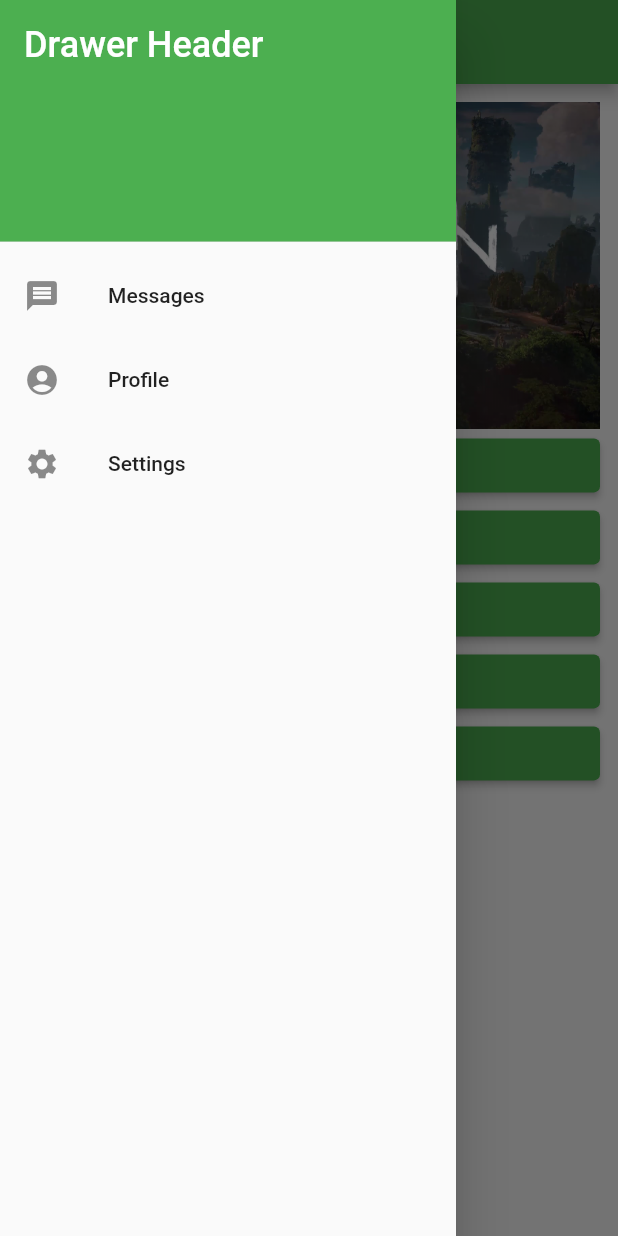
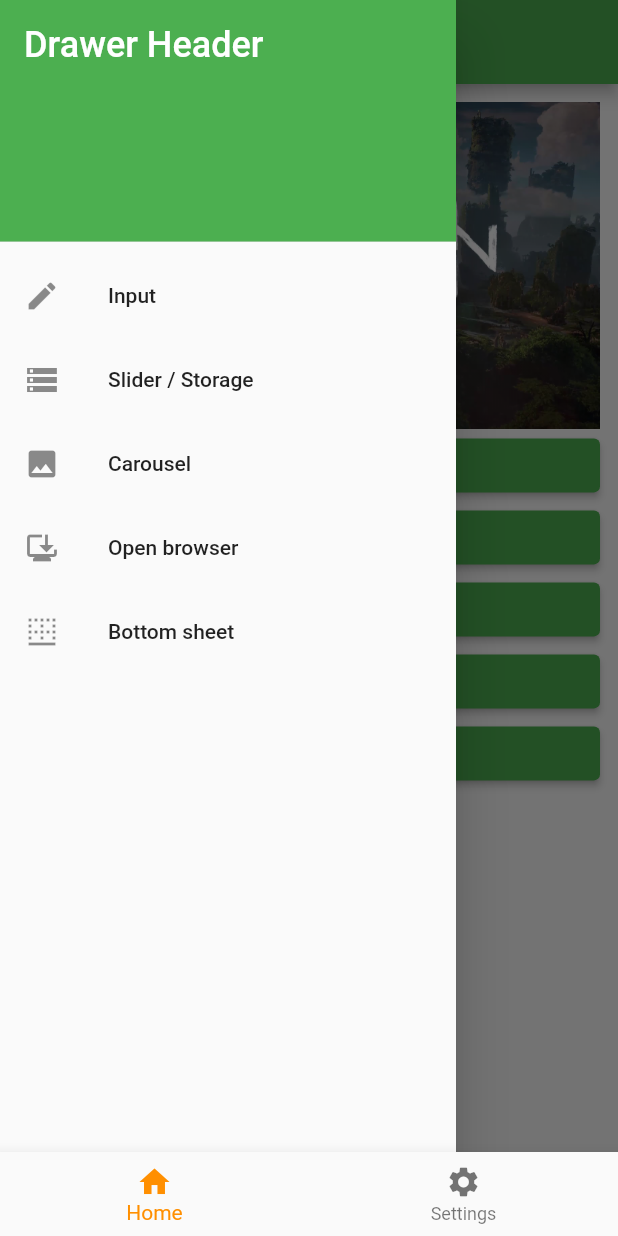
Before and after one commit to nakapon9517/flutter_example, a Flutter app: the screen it shows after launch, with the side drawer open, on a phone screen of 412 x 824 dp. Run offline on Flutter 3.47's test engine with Material 2 defaults, Android fonts, the phone set to English and light mode, and no system bars; our stand-ins replace carousel_slider, shared_preferences.

Commit message:
✨feature: app_drawer and roor_screen

```diff
--- /dev/null
+++ b/lib/components/app_drawer.dart
@@ -0,0 +1,76 @@
+import 'package:example/screens/bottom_sheet_screen.dart';
+import 'package:example/screens/carousel_screen.dart';
+import 'package:example/screens/list_input_screen.dart';
+import 'package:example/screens/local_storage_screen.dart';
+import 'package:example/screens/url_launcher_screen.dart';
+import 'package:flutter/material.dart';
+
+class AppDrawer extends StatelessWidget {
+  void _onPressNavigator(BuildContext context, StatefulWidget widget) {
+    Navigator.push(
+      context,
+      MaterialPageRoute<StatefulWidget>(
+        builder: (context) => widget,
+      ),
+    );
+  }
+
+  @override
+  Widget build(BuildContext context) {
+    return Drawer(
+      child: ListView(
+        padding: EdgeInsets.zero,
+        children: <Widget>[
+          const DrawerHeader(
+            decoration: BoxDecoration(
+              color: Colors.green,
+            ),
+            child: Text(
+              'Drawer Header',
+              style: TextStyle(
+                color: Colors.white,
+                fontSize: 24,
+              ),
+            ),
+          ),
+          ListTile(
+            leading: const Icon(Icons.edit),
+            title: const Text('Input'),
+            onTap: () {
+              _onPressNavigator(
+                  context, const InputListScreen(title: 'Input / List'));
+            },
+          ),
+          ListTile(
+            leading: const Icon(Icons.storage),
+            title: const Text('Slider / Storage'),
+            onTap: () {
+              _onPressNavigator(context, const LocalStorageScreen());
+            },
+          ),
+          ListTile(
+            leading: const Icon(Icons.image),
+            title: const Text('Carousel'),
+            onTap: () {
+              _onPressNavigator(context, const CarouselScreen());
+            },
+          ),
+          ListTile(
+            leading: const Icon(Icons.browser_updated),
+            title: const Text('Open browser'),
+            onTap: () {
+              _onPressNavigator(context, const UrlLauncherScreen());
+            },
+          ),
+          ListTile(
+            leading: const Icon(Icons.border_bottom),
+            title: const Text('Bottom sheet'),
+            onTap: () {
+              _onPressNavigator(context, const BottomSheetScreen());
+            },
+          ),
+        ],
+      ),
+    );
+  }
+}
--- a/lib/main.dart
+++ b/lib/main.dart
@@ -1,4 +1,4 @@
-import 'package:example/screens/home_screen.dart';
+import 'package:example/screens/root_screen.dart';
 import 'package:flutter/material.dart';
 
 void main() {
@@ -15,7 +15,7 @@ class MyApp extends StatelessWidget {
       theme: ThemeData(
         primarySwatch: Colors.green,
       ),
-      home: const MyHomePage(title: 'Home'),
+      home: const RootScreen(),
     );
   }
 }
--- a/lib/screens/home_screen.dart
+++ b/lib/screens/home_screen.dart
@@ -1,3 +1,4 @@
+import 'package:example/components/app_drawer.dart';
 import 'package:example/screens/carousel_screen.dart';
 import 'package:example/screens/list_input_screen.dart';
 import 'package:example/screens/local_storage_screen.dart';
@@ -22,37 +23,7 @@ class _MyHomePageState extends State<MyHomePage> {
       appBar: AppBar(
         title: Text(widget.title),
       ),
-      drawer: Drawer(
-        child: ListView(
-          padding: EdgeInsets.zero,
-          children: const <Widget>[
-            DrawerHeader(
-              decoration: BoxDecoration(
-                color: Colors.green,
-              ),
-              child: Text(
-                'Drawer Header',
-                style: TextStyle(
-                  color: Colors.white,
-                  fontSize: 24,
-                ),
-              ),
-            ),
-            ListTile(
-              leading: Icon(Icons.message),
-              title: Text('Messages'),
-            ),
-            ListTile(
-              leading: Icon(Icons.account_circle),
-              title: Text('Profile'),
-            ),
-            ListTile(
-              leading: Icon(Icons.settings),
-              title: Text('Settings'),
-            ),
-          ],
-        ),
-      ),
+      drawer: AppDrawer(),
       body: Scrollbar(
         child: SingleChildScrollView(
           padding: const EdgeInsets.all(12),
--- /dev/null
+++ b/lib/screens/root_screen.dart
@@ -0,0 +1,48 @@
+import 'package:example/screens/home_screen.dart';
+import 'package:example/screens/settings_screen.dart';
+import 'package:flutter/material.dart';
+
+class RootScreen extends StatefulWidget {
+  const RootScreen({Key? key}) : super(key: key);
+
+  @override
+  State<StatefulWidget> createState() => _RootState();
+}
+
+class _RootState extends State<RootScreen> {
+  int _selectedIndex = 0;
+
+  final List<Widget> _pages = [
+    const MyHomePage(title: 'Home'),
+    const SettingsScreen(),
+  ];
+
+  void _onSelected(int index) {
+    setState(() {
+      _selectedIndex = index;
+    });
+  }
+
+  @override
+  Widget build(BuildContext context) {
+    return Scaffold(
+      bottomNavigationBar: BottomNavigationBar(
+        type: BottomNavigationBarType.fixed,
+        items: const <BottomNavigationBarItem>[
+          BottomNavigationBarItem(
+            icon: Icon(Icons.home),
+            label: 'Home',
+          ),
+          BottomNavigationBarItem(
+            icon: Icon(Icons.settings),
+            label: 'Settings',
+          ),
+        ],
+        currentIndex: _selectedIndex,
+        selectedItemColor: Colors.amber[800],
+        onTap: _onSelected,
+      ),
+      body: _pages[_selectedIndex],
+    );
+  }
+}
```
Also changed, not shown: lib/screens/settings_screen.dart (added, +26 -0 lines), 4 other files.
